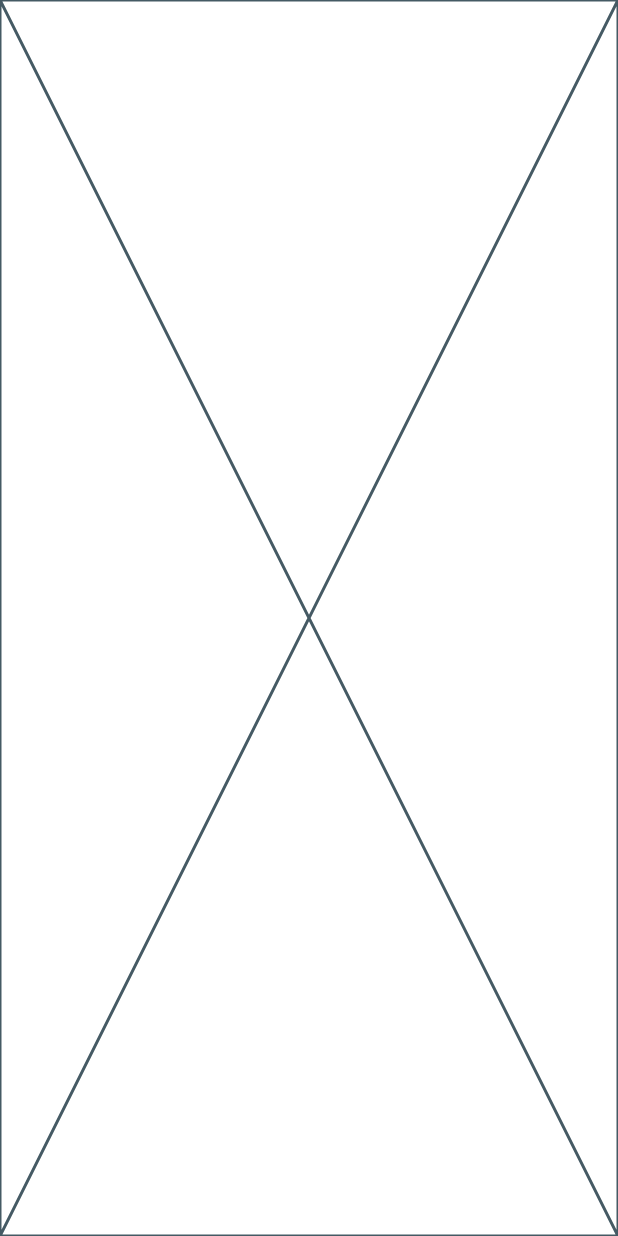
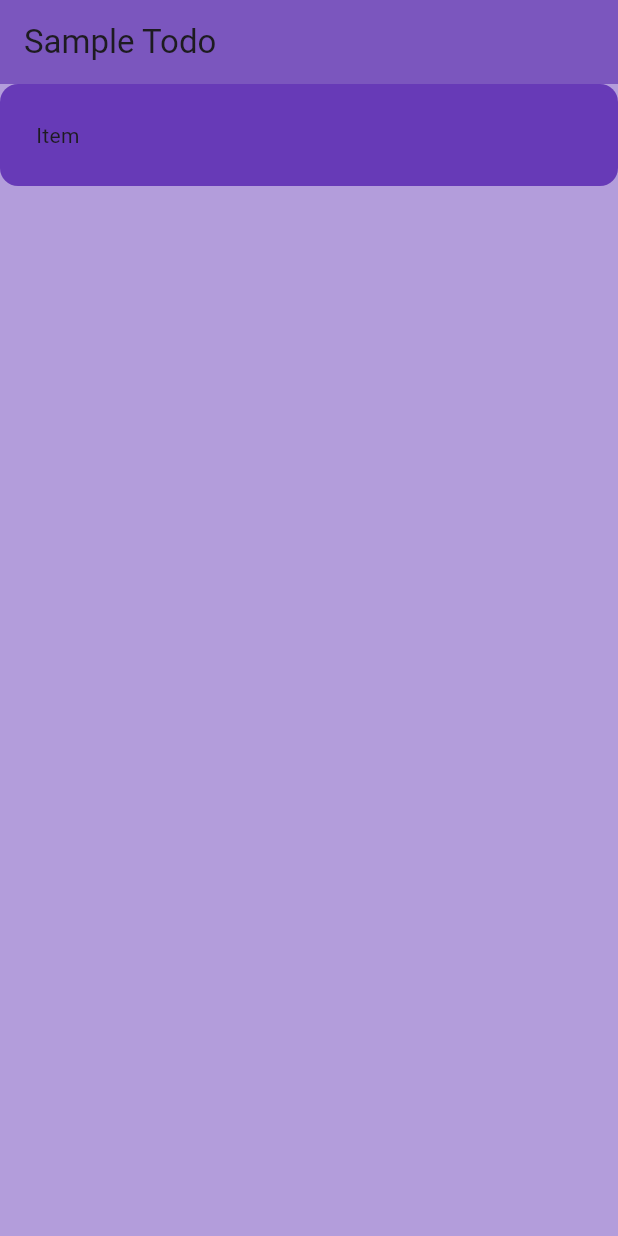
Before and after one commit to augusstt06/flutter_practice, a Flutter app: the screen it shows after launch, on a phone screen of 412 x 824 dp. Run offline on Flutter 3.47's test engine with Material 3 defaults, Android fonts, the phone set to English and light mode, and no system bars.

Commit message:
add: component

```diff
--- a/lib/home.dart
+++ b/lib/home.dart
@@ -1,4 +1,5 @@
 import 'package:flutter/material.dart';
+import 'package:flutter_practice/utils/todo_item.dart';
 
 class Home extends StatefulWidget {
   const Home({super.key});
@@ -10,6 +11,17 @@ class Home extends StatefulWidget {
 class _HomeState extends State<Home> {
   @override
   Widget build(BuildContext context) {
-    return const Placeholder();
+    return Scaffold(
+      backgroundColor: Colors.deepPurple[200],
+      appBar: AppBar(
+        title: Text('Sample Todo'),
+        backgroundColor: Colors.deepPurple[400],
+        // 그림자 깊이
+        elevation: 10,
+      ),
+      body: Column(
+        children: [TodoItem()],
+      ),
+    );
   }
 }
--- /dev/null
+++ b/lib/utils/todo_item.dart
@@ -0,0 +1,18 @@
+import 'package:flutter/material.dart';
+
+class TodoItem extends StatelessWidget {
+  const TodoItem({super.key});
+
+  @override
+  Widget build(BuildContext context) {
+    return Container(
+        padding: EdgeInsets.all(24),
+        decoration: BoxDecoration(
+          color: Colors.deepPurple[500],
+          borderRadius: BorderRadius.circular(12),
+        ),
+        child: Row(
+          children: [Text("Item")],
+        ));
+  }
+}
```
